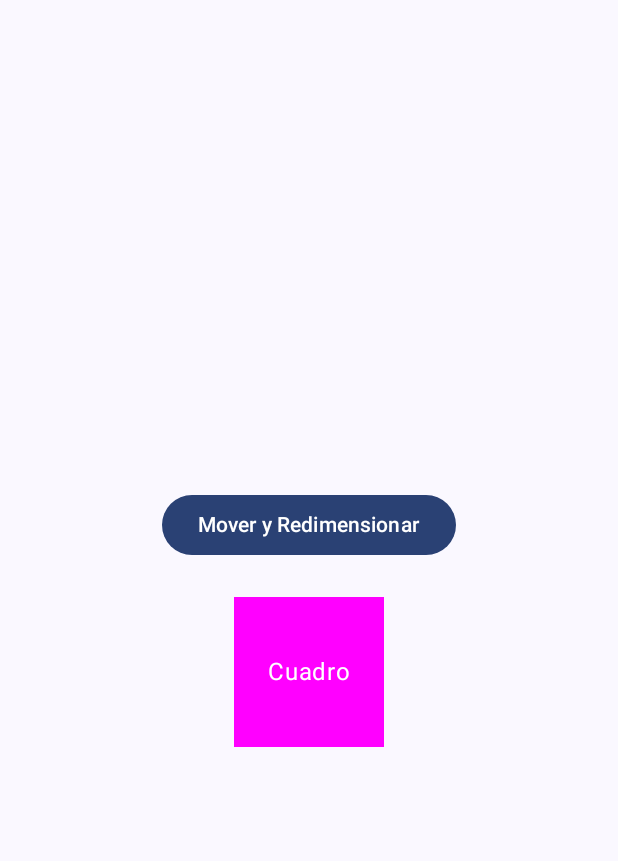
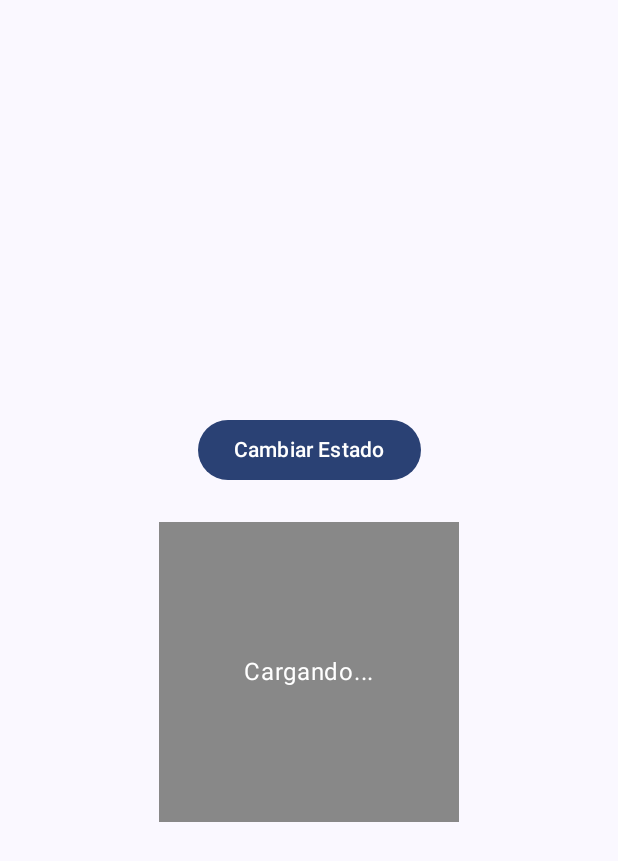
Before and after one commit to mauriciogallegos-create/Lab13_Animaciones, an Android app built with Jetpack Compose: the screen it shows after launch (MainActivity), on a phone screen of 412 x 824 dp. Shown: the top 861 px of the screen. Run offline under Robolectric (Android 15) with nearby library versions, the phone set to English and light mode, and no system bars.

Commit message:
feat: Implementar Ejercicio 4 - Cambio de Contenido con AnimatedContent

```diff
--- a/app/src/main/java/com/example/lab13_animaciones/MainActivity.kt
+++ b/app/src/main/java/com/example/lab13_animaciones/MainActivity.kt
@@ -4,8 +4,11 @@ import android.os.Bundle
 import androidx.activity.ComponentActivity
 import androidx.activity.compose.setContent
 import androidx.activity.enableEdgeToEdge
-import androidx.compose.animation.core.animateDpAsState
+import androidx.compose.animation.AnimatedContent
 import androidx.compose.animation.core.tween
+import androidx.compose.animation.fadeIn
+import androidx.compose.animation.fadeOut
+import androidx.compose.animation.togetherWith
 import androidx.compose.foundation.background
 import androidx.compose.foundation.layout.Arrangement
 import androidx.compose.foundation.layout.Box
@@ -13,7 +16,6 @@ import androidx.compose.foundation.layout.Column
 import androidx.compose.foundation.layout.Spacer
 import androidx.compose.foundation.layout.fillMaxSize
 import androidx.compose.foundation.layout.height
-import androidx.compose.foundation.layout.offset
 import androidx.compose.foundation.layout.padding
 import androidx.compose.foundation.layout.size
 import androidx.compose.material3.Button
@@ -38,7 +40,7 @@ class MainActivity : ComponentActivity() {
         setContent {
             Lab13_AnimacionesTheme {
                 Scaffold(modifier = Modifier.fillMaxSize()) { innerPadding ->
-                    SizeAndPositionAnimationScreen(
+                    AnimatedContentScreen(
                         modifier = Modifier.padding(innerPadding)
                     )
                 }
@@ -47,21 +49,13 @@ class MainActivity : ComponentActivity() {
     }
 }
 
+enum class UiState {
+    Loading, Content, Error
+}
+
 @Composable
-fun SizeAndPositionAnimationScreen(modifier: Modifier = Modifier) {
-    var isExpanded by remember { mutableStateOf(false) }
-
-    val size by animateDpAsState(
-        targetValue = if (isExpanded) 200.dp else 100.dp,
-        animationSpec = tween(durationMillis = 1000),
-        label = "SizeAnimation"
-    )
-
-    val offsetX by animateDpAsState(
-        targetValue = if (isExpanded) 100.dp else 0.dp,
-        animationSpec = tween(durationMillis = 1000),
-        label = "OffsetAnimation"
-    )
+fun AnimatedContentScreen(modifier: Modifier = Modifier) {
+    var currentState by remember { mutableStateOf(UiState.Loading) }
 
     Column(
         modifier = modifier
@@ -70,31 +64,54 @@ fun SizeAndPositionAnimationScreen(modifier: Modifier = Modifier) {
         verticalArrangement = Arrangement.Center,
         horizontalAlignment = Alignment.CenterHorizontally
     ) {
-        Button(onClick = { isExpanded = !isExpanded }) {
-            Text(text = "Mover y Redimensionar")
+        Button(onClick = {
+            currentState = when (currentState) {
+                UiState.Loading -> UiState.Content
+                UiState.Content -> UiState.Error
+                UiState.Error -> UiState.Loading
+            }
+        }) {
+            Text(text = "Cambiar Estado")
         }
 
         Spacer(modifier = Modifier.height(24.dp))
 
+        AnimatedContent(
+            targetState = currentState,
+            transitionSpec = {
+                fadeIn(animationSpec = tween(500)) togetherWith fadeOut(animationSpec = tween(500))
+            },
+            label = "AnimatedContentTransition"
+        ) { targetState ->
             Box(
                 modifier = Modifier
-                .offset(x = offsetX)
-                .size(size)
-                .background(Color.Magenta),
+                    .size(200.dp)
+                    .background(
+                        when (targetState) {
+                            UiState.Loading -> Color.Gray
+                            UiState.Content -> Color.Green
+                            UiState.Error -> Color.Red
+                        }
+                    ),
                 contentAlignment = Alignment.Center
             ) {
                 Text(
-                text = "Cuadro",
+                    text = when (targetState) {
+                        UiState.Loading -> "Cargando..."
+                        UiState.Content -> "¡Contenido Exitoso!"
+                        UiState.Error -> "¡Error en la carga!"
+                    },
                     color = Color.White
                 )
+            }
         }
     }
 }
 
 @Preview(showBackground = true)
 @Composable
-fun SizeAndPositionAnimationScreenPreview() {
+fun AnimatedContentScreenPreview() {
     Lab13_AnimacionesTheme {
-        SizeAndPositionAnimationScreen()
+        AnimatedContentScreen()
     }
 }
```
Lines whose indentation alone changed are shown as unchanged.
